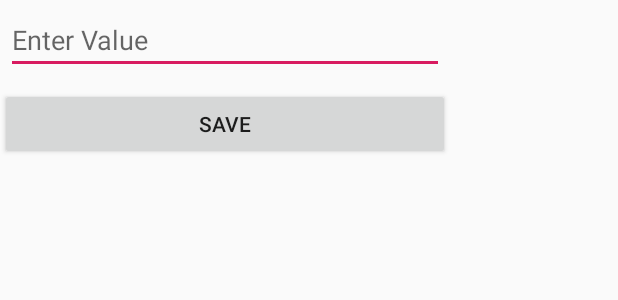
After one commit to NavdeepSinghBhati2562/The-Safety-App, an Android app: the layout dialog_edit_details.xml on its own in the app's theme, with its tools: preview values and no code run, on a phone screen of 412 x 824 dp. The commit adds this screen. Shown: the top 300 px of the screen. Run offline under Robolectric (Android 15) with nearby library versions, the phone set to English and light mode, and no system bars.

Commit message:
edit dialog box added

```diff
--- a/app/src/main/res/layout/activity_home.xml
+++ b/app/src/main/res/layout/activity_home.xml
@@ -19,7 +19,7 @@
    <Button
        android:layout_width="match_parent"
        android:layout_height="wrap_content"
-       android:text="EDIT"
-       android:id="@+id/editBtn"/>
+       android:text="Data display"
+       android:id="@+id/displayBtn"/>
 
 </LinearLayout>
--- /dev/null
+++ b/app/src/main/res/layout/dialog_edit_details.xml
@@ -0,0 +1,25 @@
+<?xml version="1.0" encoding="utf-8"?>
+<LinearLayout
+    xmlns:android="http://schemas.android.com/apk/res/android"
+    android:layout_width="300dp"
+    android:layout_height="wrap_content"
+    android:orientation="vertical">
+
+    <EditText
+        android:layout_width="match_parent"
+        android:layout_height="match_parent"
+        android:hint="Enter Value"
+        android:layout_margin="4dp"
+        android:id="@+id/write"
+        />
+
+    <Button
+        android:layout_width="match_parent"
+        android:layout_height="match_parent"
+        android:text="save"
+        android:layout_marginTop="5dp"
+        android:gravity="center"
+        android:id="@+id/saveNowBtn"
+        />
+
+</LinearLayout>
```
Also changed, not shown: app/src/main/java/com/example/thesafetyapp/EditActivity.java (+110 -4 lines), app/src/main/java/com/example/thesafetyapp/Home.kt (+5 -3 lines), app/src/main/java/com/example/thesafetyapp/LoginActivity.kt (+1 -11 lines), app/src/main/res/layout/activity_edit.xml (+25 -11 lines).
